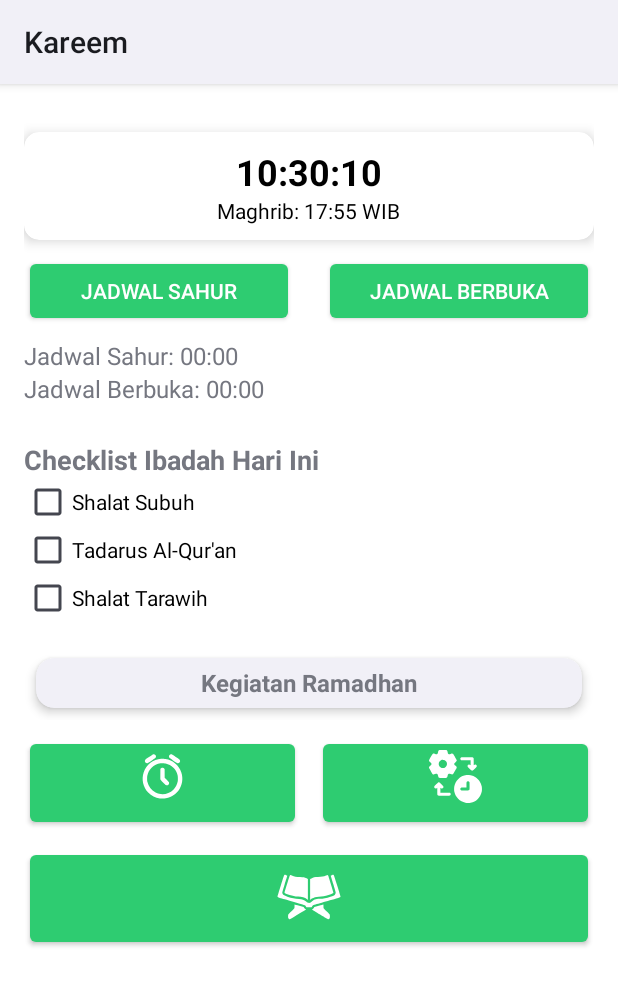
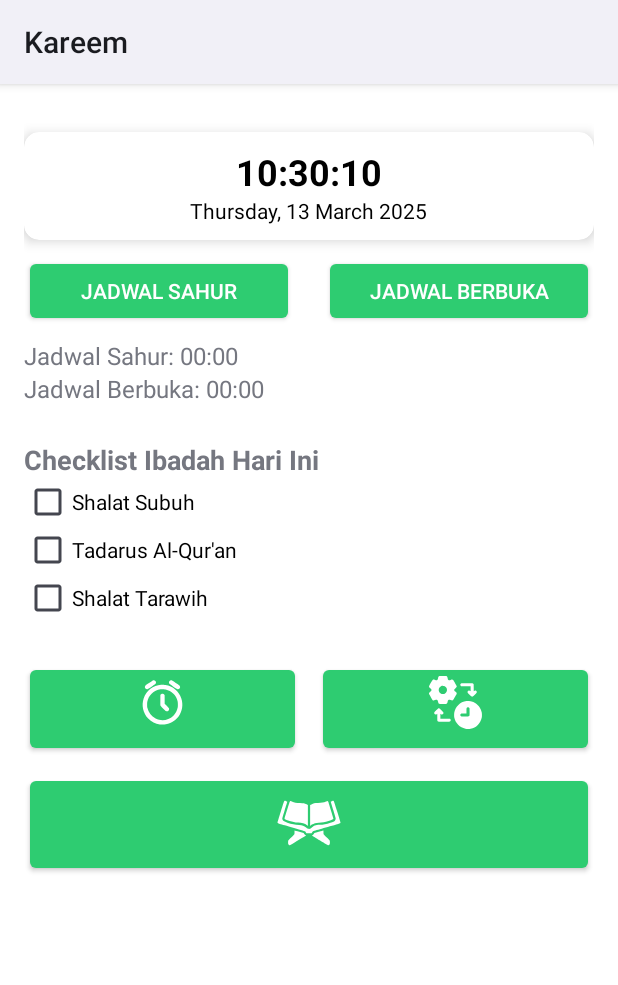
Before and after one commit to Dafwa/ramadhan-app, an Android app: the fragment HomeFragment shown on its own in the app's theme, on a phone screen of 412 x 824 dp. Shown: the top 985 px of the screen. Run offline under Robolectric (Android 15) with nearby library versions, the light colour scheme and no system bars; 1 statement that could not run was skipped.

Commit message:
Menambahkan tanggal, bulan, tahun real-time

```diff
--- a/app/src/main/java/com/daffafakhir/splashscreen/HomeFragment.java
+++ b/app/src/main/java/com/daffafakhir/splashscreen/HomeFragment.java
@@ -21,7 +21,7 @@ import java.util.Locale;
 
 public class HomeFragment extends Fragment {
 
-    private TextView realTimeText, tvJadwalSahur, tvJadwalBerbuka;
+    private TextView realTimeText, tvJadwalSahur, tvJadwalBerbuka, tvTanggalHariIni; // Tambahkan variabel TextView
     private Handler handler = new Handler();
     private Runnable timeRunnable;
     private CheckBox cbShalatSubuh, cbTadarus, cbShalatTarawih;
@@ -43,6 +43,7 @@ public class HomeFragment extends Fragment {
 
         // Inisialisasi elemen UI
         realTimeText = view.findViewById(R.id.realTimeText);
+        tvTanggalHariIni = view.findViewById(R.id.tvTanggalHariIni);
         cbShalatSubuh = view.findViewById(R.id.cbShalatSubuh);
         cbTadarus = view.findViewById(R.id.cbTadarus);
         cbShalatTarawih = view.findViewById(R.id.cbShalatTarawih);
@@ -69,6 +70,11 @@ public class HomeFragment extends Fragment {
         };
         // Mulai menjalankan Runnable untuk pertama kali
         handler.post(timeRunnable);
+
+        // Set tanggal saat ini
+        SimpleDateFormat sdfTanggal = new SimpleDateFormat("EEEE, dd MMMM yyyy", Locale.getDefault());
+        String currentDate = sdfTanggal.format(new Date());
+        tvTanggalHariIni.setText(currentDate); // Set ke TextView
 
         // Tampilkan jadwal yang tersimpan
         tvJadwalSahur.setText("Jadwal Sahur: " + sharedPreferencesHelper.getJadwal("sahur"));
--- a/app/src/main/res/layout/fragment_home.xml
+++ b/app/src/main/res/layout/fragment_home.xml
@@ -34,9 +34,9 @@
                 android:textColor="@color/black"/>
 
             <TextView
+                android:id="@+id/tvTanggalHariIni"
                 android:layout_width="wrap_content"
                 android:layout_height="wrap_content"
-                android:text="Maghrib: 17:55 WIB"
                 android:textSize="14sp"
                 android:textColor="@color/black"/>
         </LinearLayout>
@@ -122,21 +122,21 @@
         android:columnCount="2"
         android:layout_marginTop="16dp">
 
-        <androidx.cardview.widget.CardView
-            android:layout_width="match_parent"
-            android:layout_height="33dp"
-            android:layout_margin="8dp"
-            app:cardCornerRadius="12dp"
-            app:cardElevation="4dp">
+<!--        <androidx.cardview.widget.CardView-->
+<!--            android:layout_width="match_parent"-->
+<!--            android:layout_height="33dp"-->
+<!--            android:layout_margin="8dp"-->
+<!--            app:cardCornerRadius="12dp"-->
+<!--            app:cardElevation="4dp">-->
 
-            <TextView
-                android:layout_width="wrap_content"
-                android:layout_height="wrap_content"
-                android:text="Kegiatan Ramadhan"
-                android:textSize="16sp"
-                android:textStyle="bold"
-                android:layout_gravity="center"/>
-        </androidx.cardview.widget.CardView>
+<!--            <TextView-->
+<!--                android:layout_width="wrap_content"-->
+<!--                android:layout_height="wrap_content"-->
+<!--                android:text="Kegiatan Ramadhan"-->
+<!--                android:textSize="16sp"-->
+<!--                android:textStyle="bold"-->
+<!--                android:layout_gravity="center"/>-->
+<!--        </androidx.cardview.widget.CardView>-->
 
     </GridLayout>
 
@@ -195,12 +195,5 @@
             android:gravity="center"
             android:padding="10dp"
             android:textColor="@android:color/white" />
-
-
     </LinearLayout>
-
-
-
-
-
 </LinearLayout>
```
